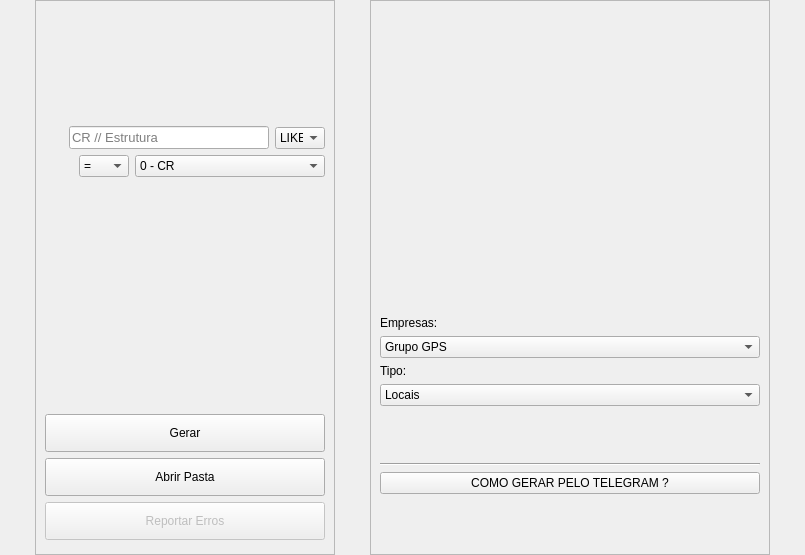
Qt form src/ui/main.ui (TecnoBreve/DesktopGQR) before a commit.
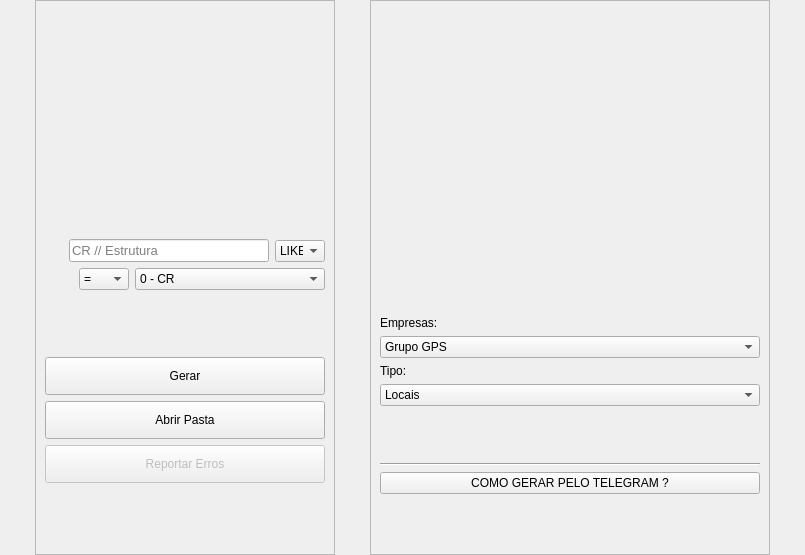
The same form after that commit. Icons and pictures are not drawn.

```diff
--- a/src/ui/main.ui
+++ b/src/ui/main.ui
@@ -84,6 +84,19 @@
          </property>
         </spacer>
        </item>
+       <item>
+        <spacer name="verticalSpacer_9">
+         <property name="orientation">
+          <enum>Qt::Vertical</enum>
+         </property>
+         <property name="sizeHint" stdset="0">
+          <size>
+           <width>20</width>
+           <height>265</height>
+          </size>
+         </property>
+        </spacer>
+       </item>
        <item alignment="Qt::AlignHCenter">
         <widget class="QLabel" name="label_2">
          <property name="minimumSize">
@@ -109,6 +122,19 @@
          </property>
         </widget>
        </item>
+       <item>
+        <spacer name="verticalSpacer_11">
+         <property name="orientation">
+          <enum>Qt::Vertical</enum>
+         </property>
+         <property name="sizeHint" stdset="0">
+          <size>
+           <width>20</width>
+           <height>265</height>
+          </size>
+         </property>
+        </spacer>
+       </item>
        <item>
         <spacer name="verticalSpacer_8">
          <property name="orientation">
@@ -376,6 +402,19 @@
          </property>
         </widget>
        </item>
+       <item>
+        <spacer name="verticalSpacer_10">
+         <property name="orientation">
+          <enum>Qt::Vertical</enum>
+         </property>
+         <property name="sizeHint" stdset="0">
+          <size>
+           <width>20</width>
+           <height>265</height>
+          </size>
+         </property>
+        </spacer>
+       </item>
        <item>
         <spacer name="verticalSpacer_4">
          <property name="orientation">
```
